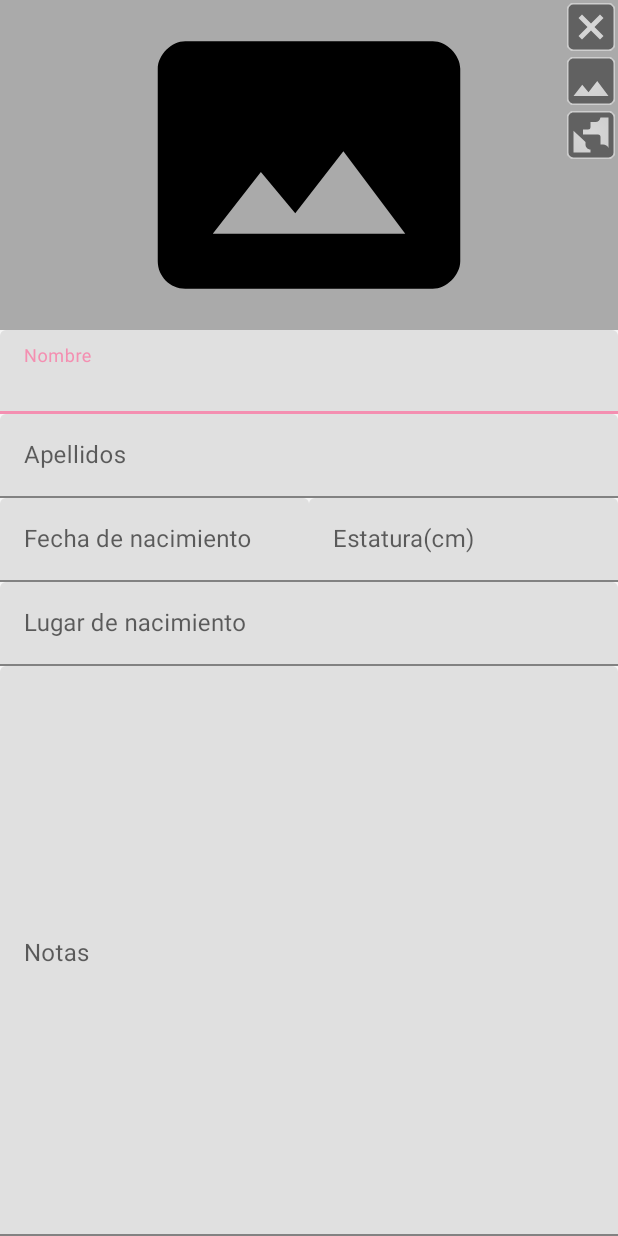
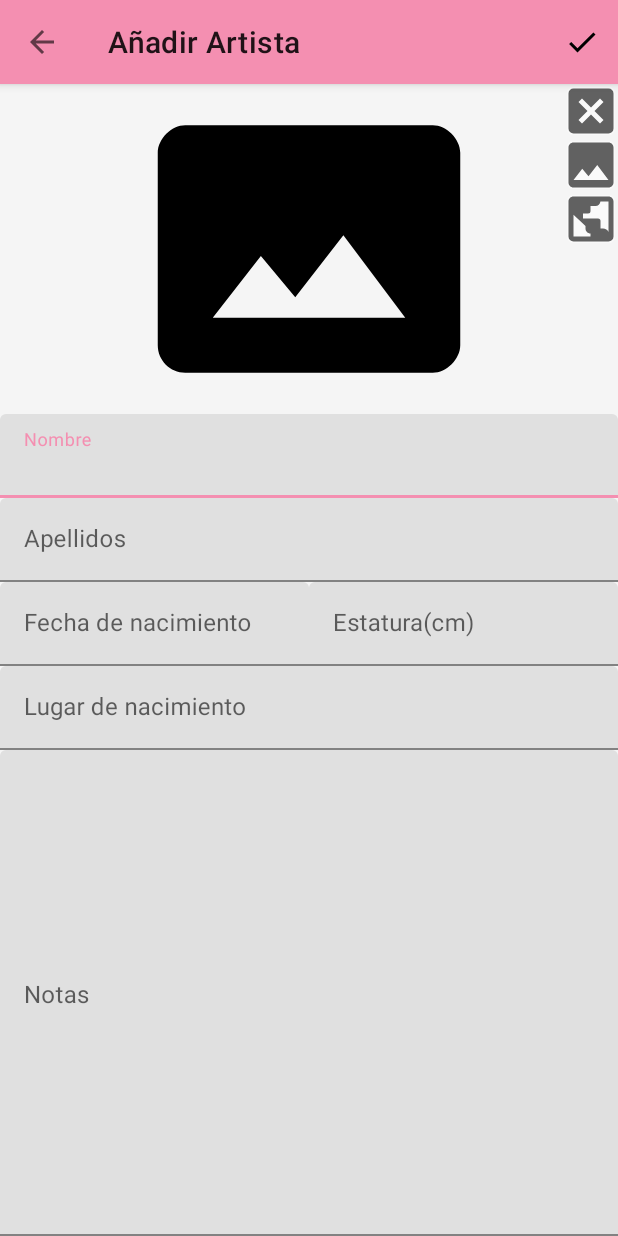
Before and after one commit to swbvelasquez/SimpleThirdMaterialDesignKtx, an Android app: the AddArtistActivity screen opened directly, with no data from a screen before it, on a phone screen of 412 x 824 dp. Run offline under Robolectric (Android 15) with nearby library versions, the phone set to English and light mode, and no system bars.

Commit message:
Avance 1

```diff
--- a/app/build.gradle
+++ b/app/build.gradle
@@ -38,6 +38,7 @@ android {
 
 //librerias terceros
 def glide_version = "4.13.2"
+def gson_version = "2.10.1"
 
 //librerias default
 def androidx_core_version = "1.9.0"
@@ -56,6 +57,8 @@ dependencies {
     implementation "com.github.bumptech.glide:glide:$glide_version"
     kapt "com.github.bumptech.glide:compiler:$glide_version"
 
+    // Gson
+    implementation "com.google.code.gson:gson:$gson_version"
 
     testImplementation 'junit:junit:4.13.2'
     androidTestImplementation 'androidx.test.ext:junit:1.1.5'
--- a/app/src/main/AndroidManifest.xml
+++ b/app/src/main/AndroidManifest.xml
@@ -16,6 +16,7 @@
         tools:targetApi="31">
         <activity
             android:name=".AddArtistActivity"
+            android:label="@string/addArtist_title"
             android:exported="false">
             <meta-data
                 android:name="android.app.lib_name"
--- a/app/src/main/java/com/swbvelasquez/simplethirdmaterialdesignktx/AddArtistActivity.kt
+++ b/app/src/main/java/com/swbvelasquez/simplethirdmaterialdesignktx/AddArtistActivity.kt
@@ -2,10 +2,45 @@ package com.swbvelasquez.simplethirdmaterialdesignktx
 
 import androidx.appcompat.app.AppCompatActivity
 import android.os.Bundle
+import android.view.Menu
+import android.view.MenuItem
+import com.swbvelasquez.simplethirdmaterialdesignktx.databinding.ActivityAddArtistBinding
+import com.swbvelasquez.simplethirdmaterialdesignktx.databinding.ActivityMainBinding
 
 class AddArtistActivity : AppCompatActivity() {
+    private lateinit var binding: ActivityAddArtistBinding
+
     override fun onCreate(savedInstanceState: Bundle?) {
         super.onCreate(savedInstanceState)
-        setContentView(R.layout.activity_add_artist)
+
+        binding = ActivityAddArtistBinding.inflate(layoutInflater)
+        setContentView(binding.root)
+
+        setupToolbar()
+    }
+
+    override fun onCreateOptionsMenu(menu: Menu): Boolean {
+        menuInflater.inflate(R.menu.menu_save, menu)
+        return super.onCreateOptionsMenu(menu)
+    }
+
+    override fun onOptionsItemSelected(item: MenuItem): Boolean {
+        when (item.itemId) {
+            android.R.id.home -> finish()
+            R.id.action_save -> saveArtist()
+        }
+        return super.onOptionsItemSelected(item)
+    }
+
+    private fun setupToolbar() {
+        setSupportActionBar(binding.tbMain)
+
+        supportActionBar?.apply {
+            setDisplayHomeAsUpEnabled(true)
+        }
+    }
+
+    private fun saveArtist(){
+
     }
 }
--- /dev/null
+++ b/app/src/main/java/com/swbvelasquez/simplethirdmaterialdesignktx/utils/Constants.kt
@@ -0,0 +1,6 @@
+package com.swbvelasquez.simplethirdmaterialdesignktx.utils
+
+object Constants {
+    const val NEW_ID_ARTIST_PARAM = "newIdArtist"
+    const val NEW_ARTIST_PARAM = "newArtist"
+}
--- a/app/src/main/res/drawable/ic_check.xml
+++ b/app/src/main/res/drawable/ic_check.xml
@@ -4,6 +4,6 @@
         android:viewportWidth="24.0"
         android:viewportHeight="24.0">
     <path
-        android:fillColor="#fff"
+        android:fillColor="#000"
         android:pathData="M9,16.17L4.83,12l-1.42,1.41L9,19 21,7l-1.41,-1.41z"/>
 </vector>
--- a/app/src/main/res/layout/activity_add_artist.xml
+++ b/app/src/main/res/layout/activity_add_artist.xml
@@ -1,11 +1,34 @@
 <?xml version="1.0" encoding="utf-8"?>
-<ScrollView xmlns:android="http://schemas.android.com/apk/res/android"
+<androidx.coordinatorlayout.widget.CoordinatorLayout
+    xmlns:android="http://schemas.android.com/apk/res/android"
     xmlns:app="http://schemas.android.com/apk/res-auto"
     xmlns:tools="http://schemas.android.com/tools"
     android:layout_width="match_parent"
     android:layout_height="match_parent"
+    android:fitsSystemWindows="true"
+    android:id="@+id/lyCoordinatorMain">
+
+    <!-- android:fitsSystemWindows="true" permite que el contenido de la vista del app no se
+    superponga sobre los elementos del sistema (statusBar, systemBottomNavigation, etc) -->
+
+    <com.google.android.material.appbar.AppBarLayout
+        android:id="@+id/ablMain"
+        android:layout_width="match_parent"
+        android:layout_height="wrap_content">
+
+        <androidx.appcompat.widget.Toolbar
+            android:id="@+id/tbMain"
+            android:layout_width="match_parent"
+            android:layout_height="?actionBarSize"
+            style="?toolbarStyle"/>
+
+    </com.google.android.material.appbar.AppBarLayout>
+
+    <!-- android:fillViewport="true" permite que se autorellene el espacio de la vista si es que esta no llega a cubrir toda la pantalla -->
+    <androidx.core.widget.NestedScrollView
+        android:layout_width="match_parent"
+        android:layout_height="match_parent"
         android:fillViewport="true"
-    tools:context=".AddArtistActivity"
         app:layout_behavior="@string/appbar_scrolling_view_behavior">
 
         <LinearLayout
@@ -17,12 +40,13 @@
                 android:layout_width="match_parent"
                 android:layout_height="wrap_content">
 
-            <androidx.appcompat.widget.AppCompatImageView
-                android:id="@+id/imgFoto"
+                <ImageView
+                    android:id="@+id/imvPhoto"
                     android:layout_width="match_parent"
                     android:layout_height="@dimen/app_bar_height"
-                android:background="@android:color/darker_gray"
-                android:src="@drawable/ic_photo_size_select_actual"/>
+                    android:src="@drawable/ic_photo_size_select_actual"
+                    app:tint="@color/color_on_background"
+                    android:contentDescription="@string/content_description" />
 
                 <LinearLayout
                     android:layout_width="wrap_content"
@@ -30,19 +54,24 @@
                     android:layout_gravity="end"
                     android:orientation="vertical">
 
-                <androidx.appcompat.widget.AppCompatImageView
-                    style="@style/AppTheme.ImageViewButton"
-                    android:id="@+id/imgDeleteFoto"
+                    <ImageView
+                        android:id="@+id/imvDeletePhoto"
+                        style="@style/ImageViewButton"
+                        android:contentDescription="@string/content_description"
                         android:src="@drawable/ic_close_box"/>
-                <androidx.appcompat.widget.AppCompatImageView
-                    style="@style/AppTheme.ImageViewButton"
-                    android:id="@+id/imgFromGallery"
+                    <ImageView
+                        android:id="@+id/imvFromGallery"
+                        style="@style/ImageViewButton"
+                        android:contentDescription="@string/content_description"
                         android:src="@drawable/ic_image"/>
-                <androidx.appcompat.widget.AppCompatImageView
-                    style="@style/AppTheme.ImageViewButton"
-                    android:id="@+id/imgFromUrl"
+                    <ImageView
+                        android:id="@+id/imvFromUrl"
+                        style="@style/ImageViewButton"
+                        android:contentDescription="@string/content_description"
                         android:src="@drawable/ic_earth_box"/>
+
                 </LinearLayout>
+
             </FrameLayout>
 
             <com.google.android.material.textfield.TextInputLayout
@@ -128,4 +157,7 @@
                     android:maxLength="@integer/notas_maxLenght"/>
             </com.google.android.material.textfield.TextInputLayout>
         </LinearLayout>
-</ScrollView>
+
+    </androidx.core.widget.NestedScrollView>
+
+</androidx.coordinatorlayout.widget.CoordinatorLayout>
--- a/app/src/main/res/values/strings.xml
+++ b/app/src/main/res/values/strings.xml
@@ -1,6 +1,6 @@
 <resources>
     <string name="app_name">SimpleThirdMaterialDesignKtx</string>
-
+    <string name="content_description">Content</string>
     <string name="action_settings">Settings</string>
 
     <string name="label_dialog_add">Añadir</string>
@@ -31,4 +31,5 @@
     <string name="main_dialogDelete_message">¿Estas seguro de que deseas eliminar a %s?\nSe eliminará permanentemente.</string>
     <string name="main_message_delete_success">Artista eliminado correctamente.</string>
     <string name="main_message_delete_fail">El artista no ha sido eliminado correctamente.</string>
+    <string name="addArtist_title">Añadir Artista</string>
 </resources>
--- a/app/src/main/res/values/styles.xml
+++ b/app/src/main/res/values/styles.xml
@@ -41,4 +41,11 @@
         <item name="maxLines">2</item>
         <item name="android:textColor">?android:textColorSecondary</item>
     </style>
+
+    <style name="ImageViewButton">
+        <item name="android:layout_width">wrap_content</item>
+        <item name="android:layout_height">wrap_content</item>
+        <item name="android:background">@drawable/background_image_button</item>
+        <item name="android:layout_margin">@dimen/imageView_margin</item>
+    </style>
 </resources>
```
Also changed, not shown: app/src/main/java/com/swbvelasquez/simplethirdmaterialdesignktx/ArtistApplication.kt (added, +21 -0 lines), app/src/main/java/com/swbvelasquez/simplethirdmaterialdesignktx/MainActivity.kt (+49 -1 lines), app/src/main/java/com/swbvelasquez/simplethirdmaterialdesignktx/utils/Functions.kt (added, +16 -0 lines), app/src/main/res/layout/activity_main.xml (+4 -4 lines). Lines whose indentation alone changed are shown as unchanged.
